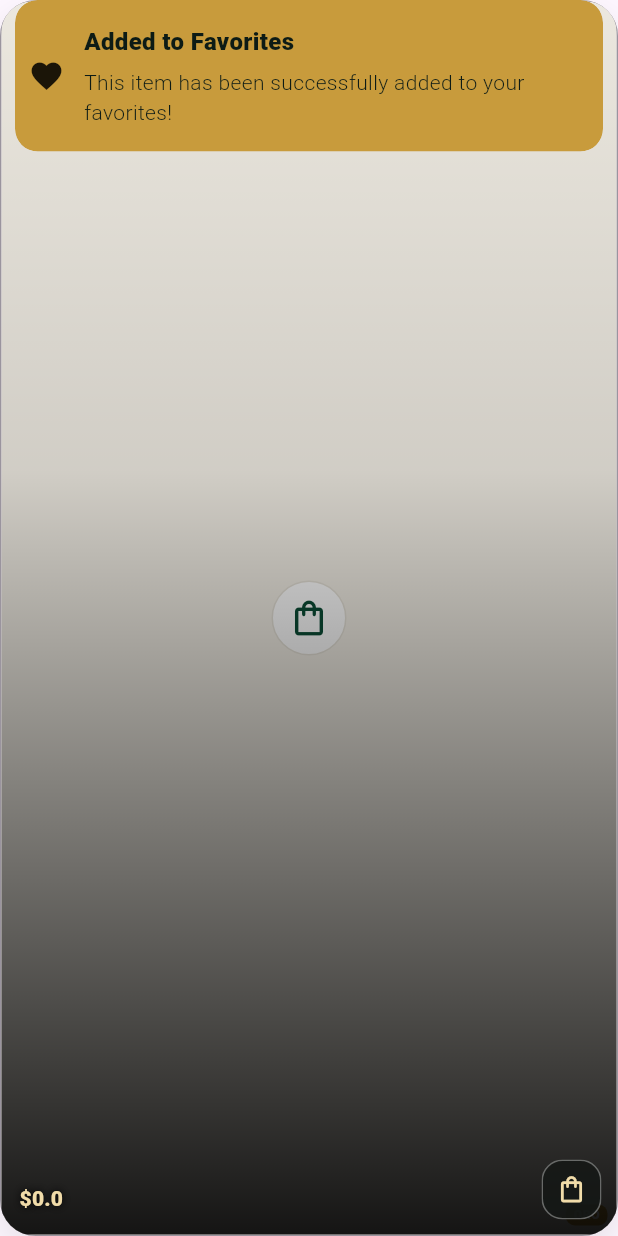
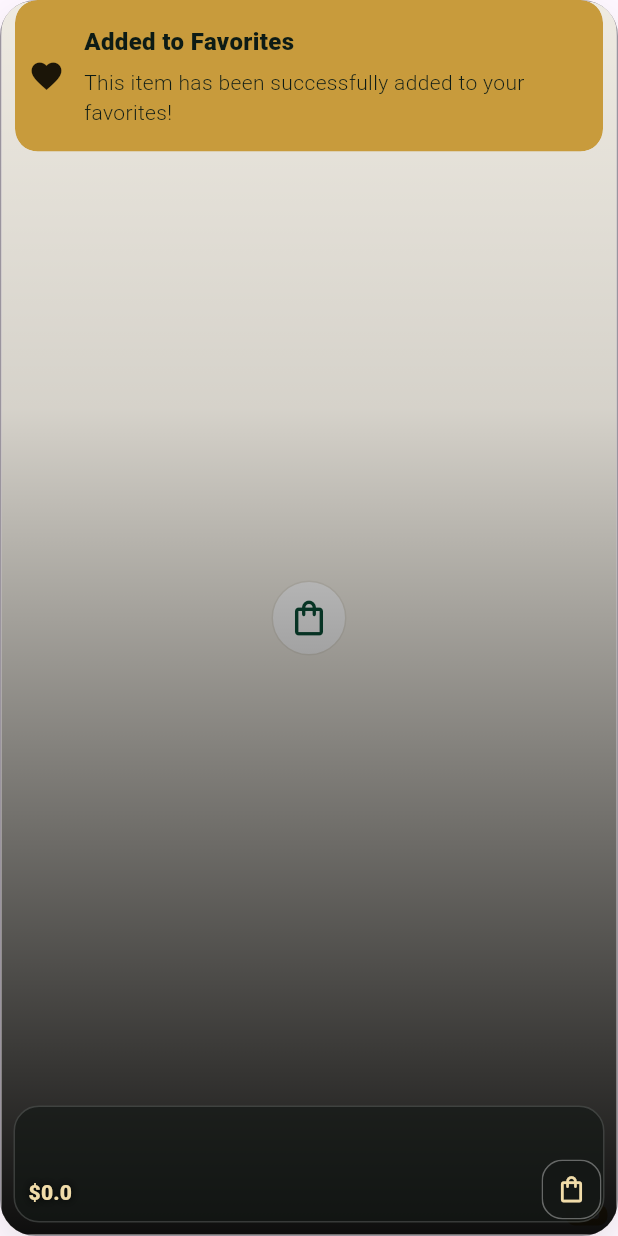
Before and after one commit to emmahiguita/ORO, a Flutter app: the ItemCard widget shown alone on an empty page, opened directly with empty values, after a tap on the "favorite outline" icon, on a phone screen of 412 x 824 dp. Run offline on Flutter 3.47's test engine with Material 3 defaults, Android fonts, the phone set to English and light mode, and no system bars; our stand-ins replace cached_network_image, cloud_firestore, dartz, dio, file_picker, firebase_core and 23 more; missing offline and left inert: app_settings, drop_down_list, flutter_cupertino_datetime_picker, flutter_google_places_hoc081098, flutter_polyline_points, flutter_ringtone_player and 1 more; accounts and stored records are empty; network calls fail; project files that could hold a hidden picture were left out.

Commit message:
feat(home): refine search and product cards

```diff
--- a/lib/view/widgets/home/itemcard.dart
+++ b/lib/view/widgets/home/itemcard.dart
@@ -1,4 +1,5 @@
 import 'package:flutter/material.dart';
+import 'package:oro/core/design/oro_colors.dart';
 import 'package:oro/core/design/oro_pressable.dart';
 import 'package:oro/data/model/itemsmodel.dart';
 import 'package:oro/view/widgets/home/itemcardcontent.dart';
@@ -27,8 +28,15 @@ class ItemCard extends StatelessWidget {
   @override
   Widget build(BuildContext context) {
     final theme = Theme.of(context);
+    final accents = [
+      OroColors.accentGold,
+      const Color(0xFF82C7A5),
+      const Color(0xFFD1AF76),
+    ];
+    final accent = accents[colorIndex % accents.length];
 
     return OroPressable(
+      pressedScale: .972,
       onTap: onTap,
       child: Container(
         clipBehavior: Clip.antiAlias,
@@ -37,13 +45,21 @@ class ItemCard extends StatelessWidget {
           borderRadius: BorderRadius.circular(24),
           border: Border.all(
             color: theme.brightness == Brightness.dark
-                ? Colors.white.withValues(alpha: .28)
+                ? Colors.white.withValues(alpha: .20)
                 : theme.colorScheme.outline.withValues(alpha: .7),
           ),
           boxShadow: [
             BoxShadow(
+              color: accent.withValues(
+                alpha: theme.brightness == Brightness.dark ? .10 : .05,
+              ),
+              blurRadius: 26,
+              spreadRadius: -8,
+              offset: const Offset(0, 13),
+            ),
+            BoxShadow(
               color: Colors.black.withValues(
-                alpha: theme.brightness == Brightness.dark ? .34 : .10,
+                alpha: theme.brightness == Brightness.dark ? .30 : .08,
               ),
               blurRadius: 22,
               offset: const Offset(0, 10),
--- a/lib/view/widgets/home/itemcardcontent.dart
+++ b/lib/view/widgets/home/itemcardcontent.dart
@@ -53,8 +53,8 @@ class ItemCardContent extends StatelessWidget {
             gradient: LinearGradient(
               begin: Alignment.topCenter,
               end: Alignment.bottomCenter,
-              colors: [Color(0x08000000), Color(0x24000000), Color(0xE9000000)],
-              stops: [0, .38, 1],
+              colors: [Color(0x05000000), Color(0x1F000000), Color(0xF0000000)],
+              stops: [0, .33, 1],
             ),
           ),
         ),
@@ -70,14 +70,27 @@ class ItemCardContent extends StatelessWidget {
           child: _FavouriteCardAction(itemId: itemsModel.itemId),
         ),
         Positioned(
+          left: 8,
+          right: 8,
+          bottom: 8,
+          height: 78,
+          child: DecoratedBox(
+            decoration: BoxDecoration(
+              color: const Color(0xA8121714),
+              borderRadius: BorderRadius.circular(17),
+              border: Border.all(color: Colors.white.withValues(alpha: .16)),
+            ),
+          ),
+        ),
+        Positioned(
           right: 10,
           bottom: 10,
           child: _CartCardAction(itemId: itemsModel.itemId),
         ),
         Positioned(
-          left: 12,
-          right: 60,
-          bottom: 14,
+          left: 18,
+          right: 62,
+          bottom: 18,
           child: Column(
             mainAxisSize: MainAxisSize.min,
             crossAxisAlignment: CrossAxisAlignment.start,
```
Also changed, not shown: lib/view/screens/home/home.dart (+9 -25 lines), lib/view/widgets/home/product_section_rail.dart (+12 -7 lines).
